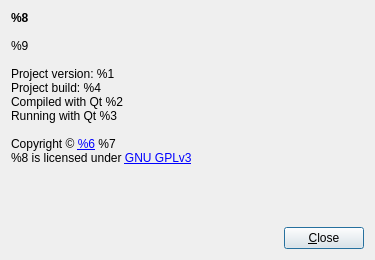
The window that AboutDialog.ui (SyDevTeam/gta5view) describes before a commit, drawn with Qt 5.
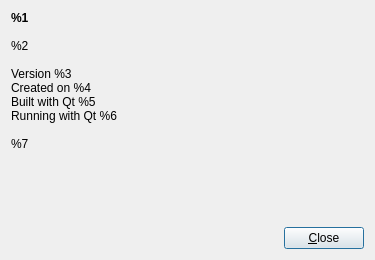
The same window after the commit.

The edit to the form file:
```diff
--- a/AboutDialog.ui
+++ b/AboutDialog.ui
@@ -26,16 +26,16 @@
       </sizepolicy>
      </property>
      <property name="text">
-      <string>&lt;span style=&quot; font-weight:600;&quot;&gt;%8&lt;/span&gt;&lt;br/&gt;
+      <string>&lt;span style=&quot; font-weight:600;&quot;&gt;%1&lt;/span&gt;&lt;br/&gt;
 &lt;br/&gt;
-%9&lt;br/&gt;
+%2&lt;br/&gt;
 &lt;br/&gt;
-Project version: %1&lt;br/&gt;
-Project build: %4&lt;br/&gt;
-Compiled with Qt %2&lt;br/&gt;
-Running with Qt %3&lt;br/&gt;
+Version %3&lt;br/&gt;
+Created on %4&lt;br/&gt;
+Built with Qt %5&lt;br/&gt;
+Running with Qt %6&lt;br/&gt;
 &lt;br/&gt;
-Copyright &amp;copy; &lt;a href=&quot;%5&quot;&gt;%6&lt;/a&gt; %7&lt;br/&gt;%8 is licensed under &lt;a href=&quot;https://www.gnu.org/licenses/gpl-3.0.html#content&quot;&gt;GNU GPLv3&lt;/a&gt;</string>
+%7</string>
      </property>
      <property name="alignment">
       <set>Qt::AlignLeading|Qt::AlignLeft|Qt::AlignTop</set>
```
